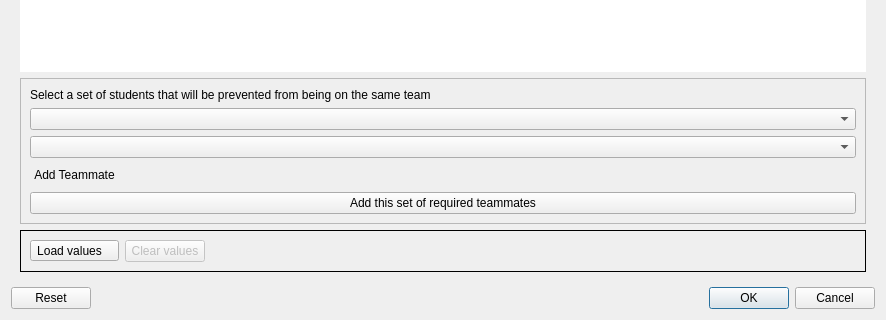
First picture: the form in dialogs/teammatesRulesDialog.ui, repository gruepr/gruepr, before the edit; both pictures show x 0 to 886 and y 404 to 724 of the 886 by 724 pixel window.
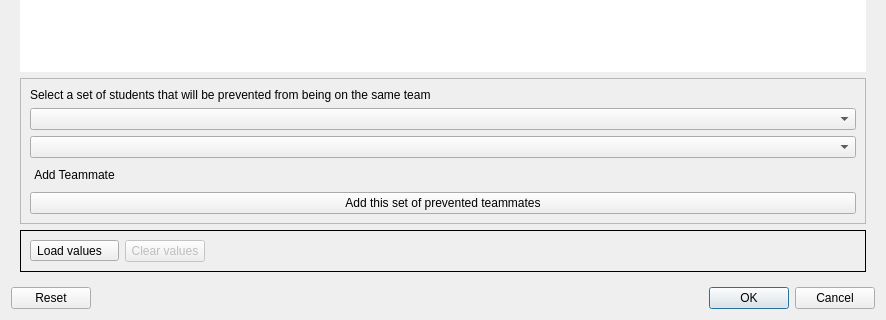
Second picture: the form after the edit. The open tabs and pages were chosen to show the change. Icons and pictures are not drawn. Custom widgets are drawn as their Qt base class.

```diff
--- a/dialogs/teammatesRulesDialog.ui
+++ b/dialogs/teammatesRulesDialog.ui
@@ -362,7 +362,7 @@
           <item>
            <widget class="QPushButton" name="prevented_addSetPushButton">
             <property name="text">
-             <string>Add this set of required teammates</string>
+             <string>Add this set of prevented teammates</string>
             </property>
            </widget>
           </item>
```
